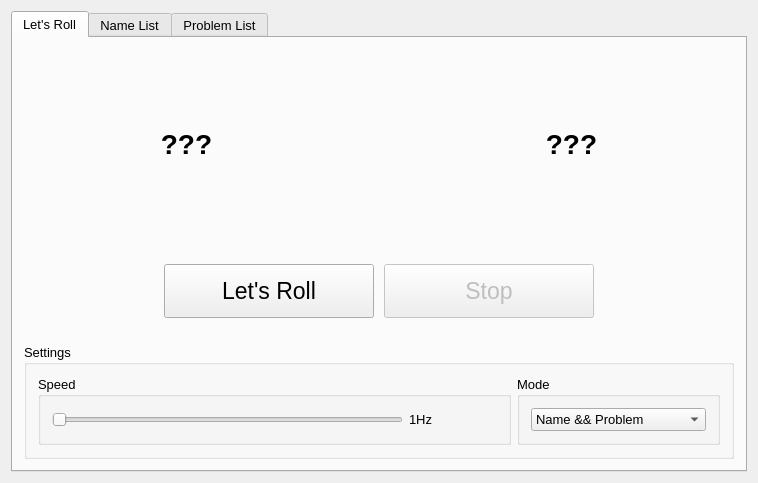
First picture: the form in mainwindow.ui, repository blackskygg/RollingLydia, before the edit.
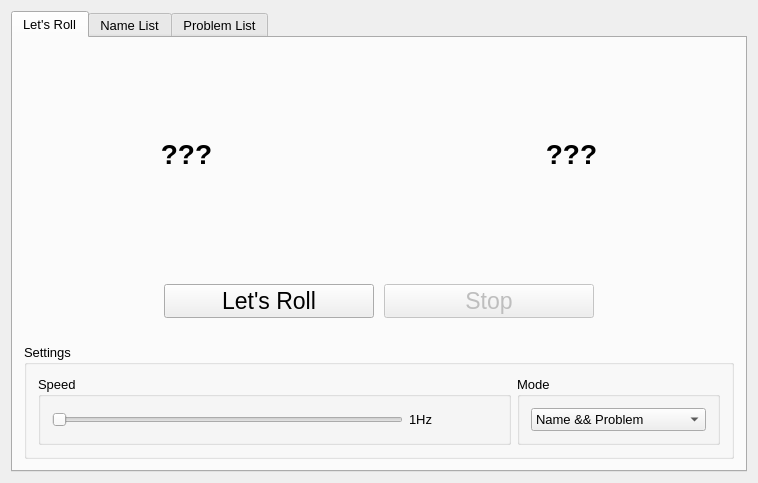
Second picture: the form after the edit. The open tabs and pages were chosen to show the change.

Commit message: small ui adjustment; replace the font button with a scrollbar

```diff
--- a/mainwindow.ui
+++ b/mainwindow.ui
@@ -29,7 +29,7 @@
        <attribute name="title">
         <string>Let's Roll</string>
        </attribute>
-       <layout class="QVBoxLayout" name="verticalLayout_8" stretch="6,3,3">
+       <layout class="QVBoxLayout" name="verticalLayout_8" stretch="6,2,2">
         <item>
          <layout class="QHBoxLayout" name="horizontalLayout_3" stretch="5,1,5">
           <property name="spacing">
```
Left out of the diff: 2 changed lines with no effect on the pictures. The commit also changes 4 other files.
